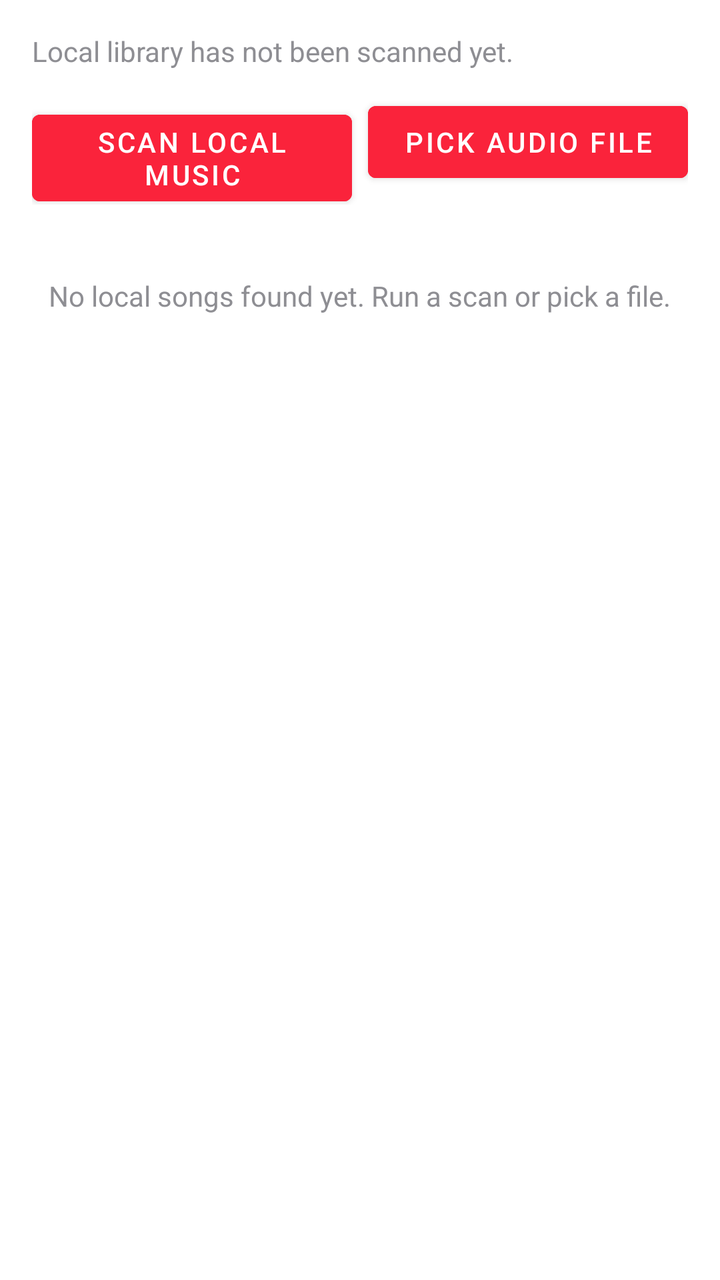
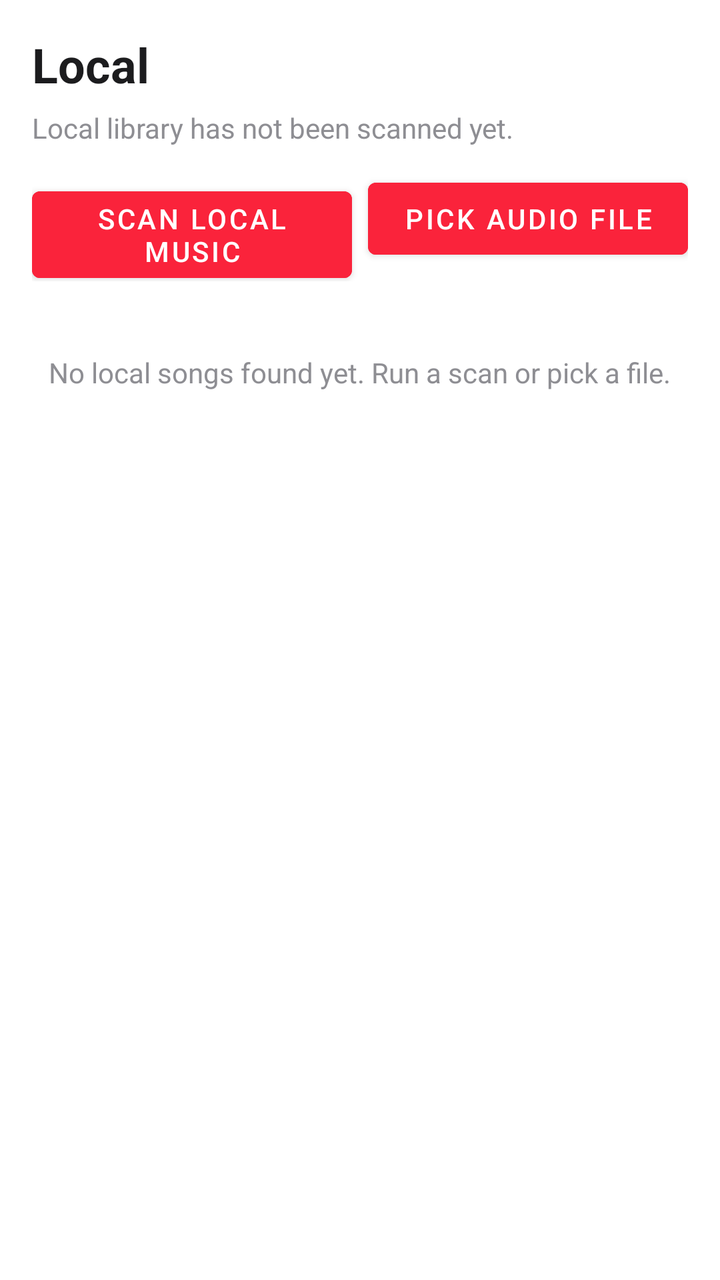

Compare the two renders of this Android layout. The source of the first and the diff that turns it into the second are given below.
<!-- AndroidManifest.xml: application theme Theme.MLNetease -->
<!-- res/layout/fragment_local.xml -->
<?xml version="1.0" encoding="utf-8"?>
<LinearLayout xmlns:android="http://schemas.android.com/apk/res/android"
    android:layout_width="match_parent"
    android:layout_height="match_parent"
    android:orientation="vertical"
    android:background="@color/background_primary"
    android:padding="16dp">

    <TextView
        android:id="@+id/text_local_status"
        android:layout_width="match_parent"
        android:layout_height="wrap_content"
        android:textColor="@color/text_secondary"
        android:textSize="14sp"
        android:text="@string/local_music_not_scanned" />

    <LinearLayout
        android:layout_width="match_parent"
        android:layout_height="wrap_content"
        android:orientation="horizontal"
        android:layout_marginTop="12dp"
        android:layout_marginBottom="12dp">

        <Button
            android:id="@+id/btn_scan_local_music"
            android:layout_width="0dp"
            android:layout_height="wrap_content"
            android:layout_weight="1"
            android:text="@string/local_music_scan"
            android:textColor="@color/text_on_brand"
            android:backgroundTint="@color/brand_primary" />

        <Button
            android:id="@+id/btn_pick_local_audio"
            android:layout_width="0dp"
            android:layout_height="wrap_content"
            android:layout_weight="1"
            android:layout_marginStart="8dp"
            android:text="@string/local_music_pick"
            android:textColor="@color/text_on_brand"
            android:backgroundTint="@color/brand_primary" />
    </LinearLayout>

    <LinearLayout
        android:id="@+id/layout_local_permission"
        android:layout_width="match_parent"
        android:layout_height="wrap_content"
        android:orientation="vertical"
        android:visibility="gone"
        android:paddingBottom="12dp">

        <Button
            android:id="@+id/btn_grant_local_permission"
            android:layout_width="wrap_content"
            android:layout_height="wrap_content"
            android:text="@string/local_music_grant_permission"
            android:textColor="@color/text_on_brand"
            android:backgroundTint="@color/brand_primary" />
    </LinearLayout>

    <LinearLayout
        android:id="@+id/layout_local_empty"
        android:layout_width="match_parent"
        android:layout_height="wrap_content"
        android:orientation="vertical"
        android:gravity="center"
        android:paddingVertical="24dp">

        <TextView
            android:id="@+id/text_local_empty"
            android:layout_width="wrap_content"
            android:layout_height="wrap_content"
            android:text="@string/local_music_empty"
            android:textColor="@color/text_secondary"
            android:textSize="14sp" />
    </LinearLayout>

    <androidx.recyclerview.widget.RecyclerView
        android:id="@+id/recycler_local_songs"
        android:layout_width="match_parent"
        android:layout_height="0dp"
        android:layout_weight="1" />
</LinearLayout>
<!-- resources referenced by this layout -->
<resources>
  <color name="background_primary">#FFFFFF</color>
  <color name="brand_primary">#FA233B</color>
  <color name="text_on_brand">#FFFFFF</color>
  <color name="text_secondary">#8E8E93</color>
  <string name="local_music_empty">No local songs found yet. Run a scan or pick a file.</string>
  <string name="local_music_grant_permission">Grant library permission</string>
  <string name="local_music_not_scanned">Local library has not been scanned yet.</string>
  <string name="local_music_pick">Pick audio file</string>
  <string name="local_music_scan">Scan local music</string>
  <style name="Theme.MLNetease" parent="Theme.MaterialComponents.DayNight.NoActionBar">
          
          <item name="colorPrimary">@color/brand_primary</item>
          <item name="colorPrimaryVariant">@color/background_secondary</item>
          <item name="colorOnPrimary">@color/text_primary</item>
  
          
          <item name="colorSecondary">@color/brand_primary</item>
          <item name="colorSecondaryVariant">@color/brand_primary</item>
          <item name="colorOnSecondary">@color/text_primary</item>
  
          
          <item name="android:windowBackground">@color/background_primary</item>
          <item name="android:colorBackground">@color/background_primary</item>
  
          
          <item name="android:statusBarColor" tools:targetApi="l">@color/background_primary</item>
          <item name="android:windowLightStatusBar" tools:targetApi="m">true</item>
  
          
          <item name="bottomNavigationStyle">@style/Widget.MaterialComponents.BottomNavigationView.Colored</item>
      </style>
  <color name="background_secondary">#F2F2F7</color>
  <color name="text_primary">#1C1C1E</color>
</resources>

<!-- the commit's change to res/layout/fragment_local.xml (unified diff, before → after) -->
@@ -1,15 +1,28 @@
 <?xml version="1.0" encoding="utf-8"?>
 <LinearLayout xmlns:android="http://schemas.android.com/apk/res/android"
+    xmlns:app="http://schemas.android.com/apk/res-auto"
     android:layout_width="match_parent"
     android:layout_height="match_parent"
     android:orientation="vertical"
     android:background="@color/background_primary"
-    android:padding="16dp">
+    android:paddingStart="16dp"
+    android:paddingTop="16dp"
+    android:paddingEnd="16dp"
+    android:paddingBottom="8dp">
+
+    <TextView
+        android:layout_width="match_parent"
+        android:layout_height="wrap_content"
+        android:text="@string/local_music_nav"
+        android:textColor="@color/text_primary"
+        android:textSize="24sp"
+        android:textStyle="bold" />
 
     <TextView
         android:id="@+id/text_local_status"
         android:layout_width="match_parent"
         android:layout_height="wrap_content"
+        android:layout_marginTop="6dp"
         android:textColor="@color/text_secondary"
         android:textSize="14sp"
         android:text="@string/local_music_not_scanned" />
@@ -39,6 +52,45 @@
             android:text="@string/local_music_pick"
             android:textColor="@color/text_on_brand"
             android:backgroundTint="@color/brand_primary" />
+    </LinearLayout>
+
+    <LinearLayout
+        android:id="@+id/layout_local_search"
+        android:layout_width="match_parent"
+        android:layout_height="wrap_content"
+        android:layout_marginBottom="8dp"
+        android:background="@drawable/search_background"
+        android:gravity="center_vertical"
+        android:orientation="horizontal"
+        android:paddingHorizontal="12dp"
+        android:paddingVertical="4dp"
+        android:visibility="gone">
+
+        <EditText
+            android:id="@+id/input_local_search"
+            android:layout_width="0dp"
+            android:layout_height="wrap_content"
+            android:layout_weight="1"
+            android:background="@null"
+            android:hint="@string/local_music_search_hint"
+            android:imeOptions="actionSearch"
+            android:inputType="text"
+            android:maxLines="1"
+            android:minHeight="40dp"
+            android:textColor="@color/text_primary"
+            android:textColorHint="@color/text_secondary" />
+
+        <ImageButton
+            android:id="@+id/btn_local_search"
+            android:layout_width="40dp"
+            android:layout_height="40dp"
+            android:layout_marginStart="8dp"
+            android:background="?attr/selectableItemBackgroundBorderless"
+            android:contentDescription="@string/clear"
+            android:padding="8dp"
+            android:src="@android:drawable/ic_menu_close_clear_cancel"
+            app:tint="@color/text_secondary"
+            android:visibility="gone" />
     </LinearLayout>
 
     <LinearLayout
@@ -79,5 +131,7 @@
         android:id="@+id/recycler_local_songs"
         android:layout_width="match_parent"
         android:layout_height="0dp"
-        android:layout_weight="1" />
+        android:layout_weight="1"
+        android:clipToPadding="false"
+        android:paddingBottom="12dp" />
 </LinearLayout>
<!-- resource entries referenced after the edit -->
@@ -4,11 +4,20 @@
   <color name="brand_primary">#FA233B</color>
   <color name="text_on_brand">#FFFFFF</color>
   <color name="text_secondary">#8E8E93</color>
+  <!-- drawable search_background (drawable) -->
+  <?xml version="1.0" encoding="utf-8"?>
+  <shape xmlns:android="http://schemas.android.com/apk/res/android">
+      <solid android:color="@color/background_secondary"/>
+      <corners android:radius="8dp"/>
+  </shape>
+  <string name="clear">Clear</string>
   <string name="local_music_empty">No local songs found yet. Run a scan or pick a file.</string>
   <string name="local_music_grant_permission">Grant library permission</string>
+  <string name="local_music_nav">Local</string>
   <string name="local_music_not_scanned">Local library has not been scanned yet.</string>
   <string name="local_music_pick">Pick audio file</string>
   <string name="local_music_scan">Scan local music</string>
+  <string name="local_music_search_hint">Search scanned local music</string>
   <style name="Theme.MLNetease" parent="Theme.MaterialComponents.DayNight.NoActionBar">
           
           <item name="colorPrimary">@color/brand_primary</item>
